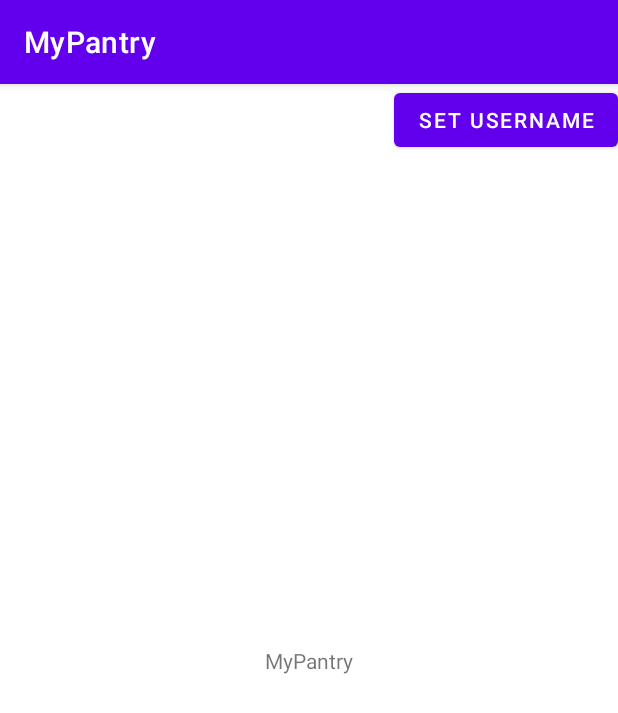
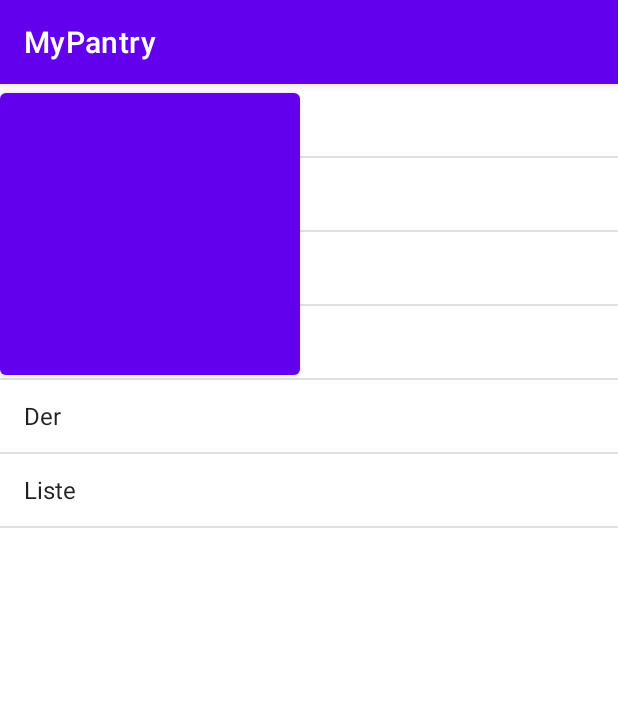
Before and after one commit to TrolexVIA/Afleverings-Android-projekt, an Android app: the MyShoppingListActivity screen opened directly, with no data from a screen before it, on a phone screen of 412 x 824 dp. Shown: the top 713 px of the screen. Run offline under Robolectric (Android 15) with nearby library versions, the phone set to English and light mode, and no system bars.

Commit message:
Basale ting er ved at komme på plads

```diff
--- a/app/build.gradle
+++ b/app/build.gradle
@@ -28,6 +28,7 @@ android {
     }
     buildFeatures {
         viewBinding true
+        dataBinding true
     }
 
 }
--- a/app/src/main/java/troels1/com/organisation/mypantry/MyShoppingLists/MyShoppingListActivity.java
+++ b/app/src/main/java/troels1/com/organisation/mypantry/MyShoppingLists/MyShoppingListActivity.java
@@ -4,8 +4,6 @@ import androidx.appcompat.app.AppCompatActivity;
 
 import troels1.com.organisation.mypantry.MainListVIew.MenuActivity;
 import troels1.com.organisation.mypantry.R;
-import troels1.com.organisation.mypantry.databinding.ActivityMenuViewBinding;
-
 import android.content.Intent;
 import android.os.Bundle;
 
@@ -17,6 +15,7 @@ import android.widget.ListView;
 import android.widget.TextView;
 import com.google.android.material.bottomnavigation.BottomNavigationView;
 import java.util.ArrayList;
+import troels1.com.organisation.mypantry.databinding.ActivityMenuViewBinding;
 
 public class MyShoppingListActivity extends AppCompatActivity {
 
@@ -27,7 +26,7 @@ public class MyShoppingListActivity extends AppCompatActivity {
     @Override
     protected void onCreate(Bundle savedInstanceState) {
         super.onCreate(savedInstanceState);
-        setContentView(R.layout.activity_main);
+        setContentView(R.layout.activity_my_shoping_list);
 
         listView=(ListView)findViewById(R.id.listview);
 
@@ -45,8 +44,7 @@ public class MyShoppingListActivity extends AppCompatActivity {
 
 
         // midertidigt stuff
-        TextView textOnMain = findViewById(R.id.TextInMain);
-        Button testButton = findViewById(R.id.MyShoppingButton);
+        Button testButton = findViewById(R.id.backToMain);
 
         testButton.setOnClickListener( v -> {
             Intent intent = new Intent(this, MenuActivity.class);
--- a/app/src/main/res/layout/activity_main.xml
+++ /dev/null
@@ -1,27 +0,0 @@
-<?xml version="1.0" encoding="utf-8"?>
-<androidx.constraintlayout.widget.ConstraintLayout xmlns:android="http://schemas.android.com/apk/res/android"
-    xmlns:app="http://schemas.android.com/apk/res-auto"
-    xmlns:tools="http://schemas.android.com/tools"
-    android:layout_width="match_parent"
-    android:layout_height="match_parent"
-    tools:context=".MainListVIew.MenuActivityViewModel">
-
-    <TextView
-        android:layout_width="wrap_content"
-        android:layout_height="wrap_content"
-        android:text="@string/app_name"
-        app:layout_constraintBottom_toBottomOf="parent"
-        app:layout_constraintLeft_toLeftOf="parent"
-        app:layout_constraintRight_toRightOf="parent"
-        app:layout_constraintTop_toTopOf="parent"
-        android:id="@+id/TextInMain"/>
-
-    <Button
-        android:id="@+id/MyShoppingButton"
-        android:layout_width="wrap_content"
-        android:layout_height="wrap_content"
-        app:layout_constraintEnd_toEndOf="parent"
-        app:layout_constraintTop_toTopOf="parent"
-        android:text="Set Username"/>
-
-</androidx.constraintlayout.widget.ConstraintLayout>
--- a/app/src/main/res/layout/activity_my_shoping_list.xml
+++ b/app/src/main/res/layout/activity_my_shoping_list.xml
@@ -9,5 +9,13 @@
     <ListView
         android:id="@+id/listview"
         android:layout_width="match_parent"
-        android:layout_height="match_parent" />
+        android:layout_height="match_parent">
+    </ListView>
+
+    <Button
+        android:id="@+id/backToMain"
+        android:layout_width="200dp"
+        android:layout_height="200dp"
+        />
+
 </RelativeLayout>
--- a/app/src/main/res/layout/activity_pantry.xml
+++ b/app/src/main/res/layout/activity_pantry.xml
@@ -40,5 +40,6 @@
         android:layout_gravity="bottom|end"
         android:layout_marginEnd="@dimen/fab_margin"
         android:layout_marginBottom="16dp"
-        app:srcCompat="@android:drawable/ic_plus" />
+        android:src="@drawable/ic_add"
+        />
 </androidx.coordinatorlayout.widget.CoordinatorLayout>
--- a/app/src/main/res/menu/bottom_nav_menu.xml
+++ b/app/src/main/res/menu/bottom_nav_menu.xml
@@ -6,5 +6,4 @@
         android:icon="@drawable/ic_home_black_24dp"
         android:title="@string/title_home" />
 
-
 </menu>
```
Also changed, not shown: app/src/main/java/troels1/com/organisation/mypantry/MainListVIew/MenuActivity.java (+7 -6 lines), app/src/main/res/drawable/ic_plus.xml (deleted, +0 -10 lines), app/src/main/res/layout/activity_menu_view.xml (+1 -20 lines), app/src/main/res/menu/top_nav_mainmenu.xml (+9 -4 lines).
